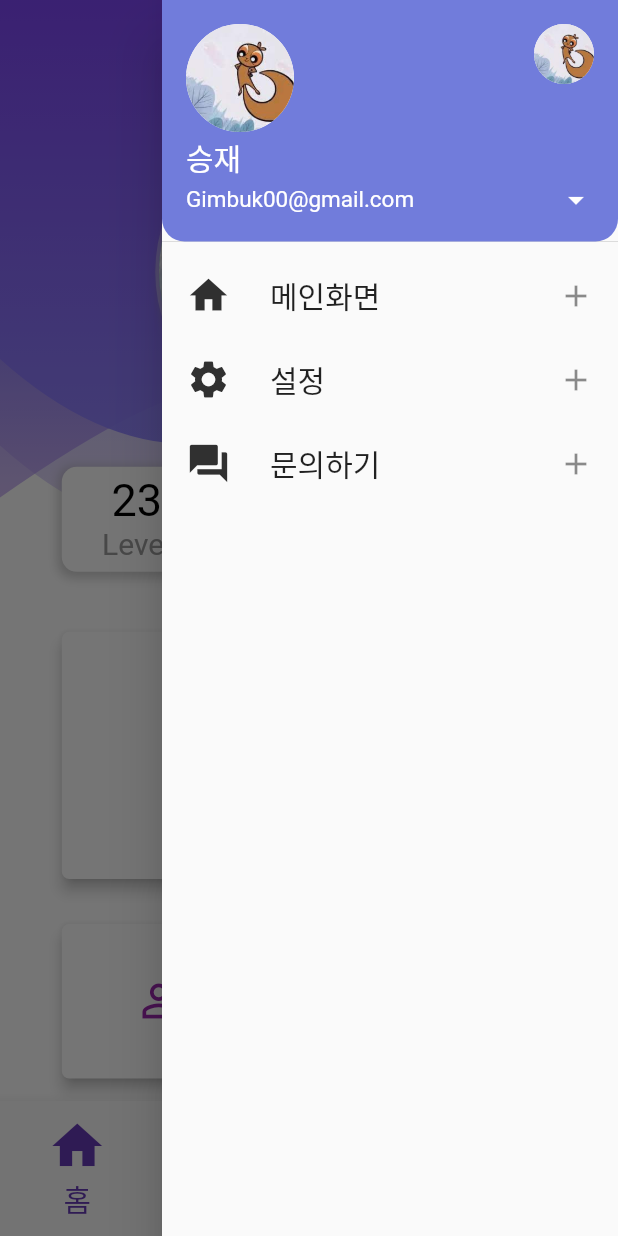
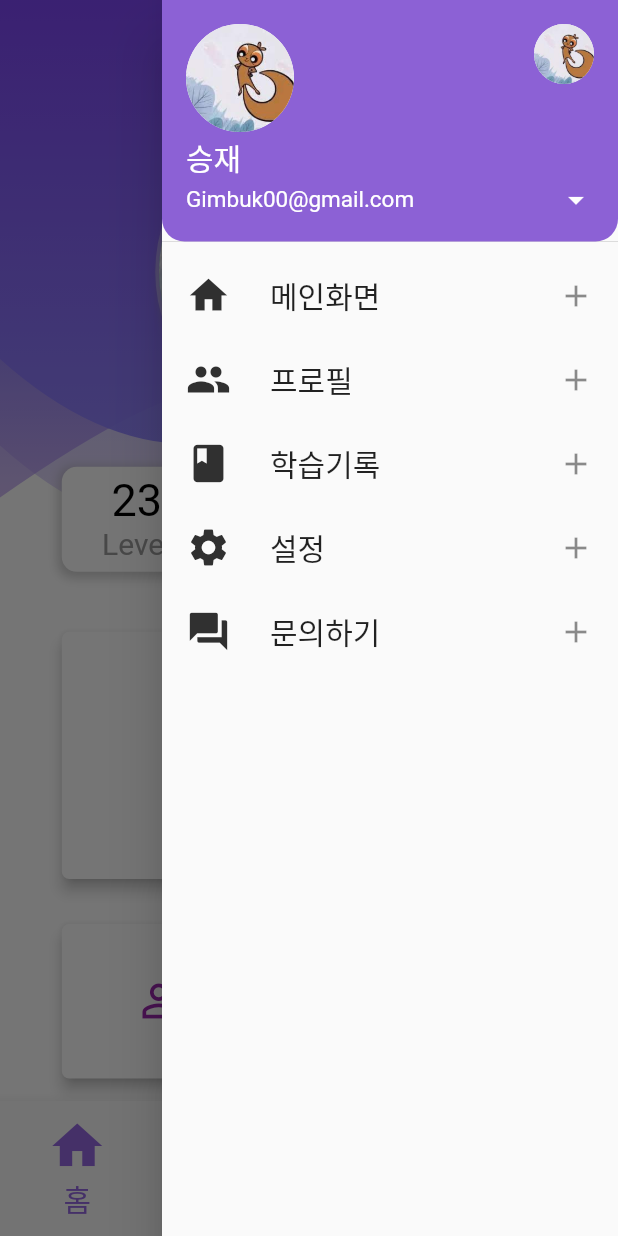
Before and after one commit to ChipMonkInTheCave/studycat, a Flutter app: the screen it shows after launch, with the side drawer open, on a phone screen of 412 x 824 dp. Run offline on Flutter 3.47's test engine with Material 2 defaults, Android fonts, the light colour scheme and no system bars; our stand-ins replace animate_do, auto_size_text, cloud_firestore, firebase_auth, firebase_core, fl_chart and 3 more; missing offline and left inert: dart:ffi, transition; accounts and stored records are empty.

Commit message:
seungjae3

```diff
--- a/lib/screens/home_screen.dart
+++ b/lib/screens/home_screen.dart
@@ -1,7 +1,7 @@
 import 'package:flutter/material.dart';
-import 'package:provider/provider.dart';
-import 'package:studycat/provider/provider.dart';
 import 'package:studycat/screens/graph/graph_screen.dart';
+import 'package:studycat/screens/score/test_score_screen.dart';
+import 'package:studycat/user/profile_screen.dart';
 import 'question/select_question_screen.dart';
 import 'package:table_calendar/table_calendar.dart';
 import 'package:studycat/widgets/background_widget.dart';
@@ -67,9 +67,9 @@ class _HomeState extends State<HomeScreen> {
               onDetailsPressed: () {
                 // 계정변경버튼
               },
-              decoration: BoxDecoration(
-                  color: context.watch<ThemeColor>().background,
-                  borderRadius: const BorderRadius.only(
+              decoration: const BoxDecoration(
+                  color: Color.fromARGB(255, 140, 97, 213),
+                  borderRadius: BorderRadius.only(
                       bottomLeft: Radius.circular(15.0),
                       bottomRight: Radius.circular(15.0))),
             ),
@@ -86,7 +86,52 @@ class _HomeState extends State<HomeScreen> {
                 ),
               ),
               onTap: () {
+                Navigator.push(
+                  context,
+                  MaterialPageRoute(
+                    builder: (context) => const HomeScreen(),
+                  ),
+                );
                 // Home
+              },
+              trailing: const Icon(Icons.add),
+            ),
+            ListTile(
+              leading: Icon(
+                Icons.people,
+                size: 30,
+                color: Colors.grey[850],
+              ),
+              title: const Text(
+                '프로필',
+                style: TextStyle(
+                  fontSize: 20,
+                ),
+              ),
+              onTap: () {
+                // Q&A창으로
+              },
+              trailing: const Icon(Icons.add),
+            ),
+            ListTile(
+              leading: Icon(
+                Icons.book,
+                size: 30,
+                color: Colors.grey[850],
+              ),
+              title: const Text(
+                '학습기록',
+                style: TextStyle(
+                  fontSize: 20,
+                ),
+              ),
+              onTap: () {
+                Navigator.push(
+                  context,
+                  MaterialPageRoute(
+                    builder: (context) => const TestScore(),
+                  ),
+                );
               },
               trailing: const Icon(Icons.add),
             ),
@@ -103,6 +148,12 @@ class _HomeState extends State<HomeScreen> {
                 ),
               ),
               onTap: () {
+                Navigator.push(
+                  context,
+                  MaterialPageRoute(
+                    builder: (context) => const ProfileScreen(),
+                  ),
+                );
                 // 설정창으로
               },
               trailing: const Icon(Icons.add),
@@ -133,7 +184,7 @@ class _HomeState extends State<HomeScreen> {
         currentIndex: _currentSelected,
         showUnselectedLabels: true,
         unselectedItemColor: Colors.grey[800],
-        selectedItemColor: const Color.fromARGB(255, 103, 58, 183),
+        selectedItemColor: const Color.fromARGB(255, 150, 105, 227),
         iconSize: 40,
         selectedFontSize: 20,
         unselectedFontSize: 15,
--- a/lib/user/profile_screen.dart
+++ b/lib/user/profile_screen.dart
@@ -3,6 +3,8 @@ import 'package:flutter/services.dart';
 import 'package:provider/provider.dart';
 import 'package:studycat/provider/provider.dart';
 import 'package:studycat/user/profile_setting.dart';
+
+import '../widgets/background_widget.dart';
 
 class ProfileScreen extends StatelessWidget {
   const ProfileScreen({super.key});
@@ -19,6 +21,7 @@ class ProfileScreen extends StatelessWidget {
       ),
       body: Stack(
         children: [
+          const BackgroundWidget(num: 0.35),
           Container(
             padding: EdgeInsets.fromLTRB(
               width * 0.1,
@@ -59,7 +62,8 @@ class ProfileScreen extends StatelessWidget {
                     },
                     style: ElevatedButton.styleFrom(
                         elevation: 4,
-                        backgroundColor: color.box,
+                        backgroundColor:
+                            const Color.fromARGB(255, 140, 97, 213),
                         fixedSize: Size(width * 0.32, height * 0.01),
                         shape: RoundedRectangleBorder(
                           borderRadius: BorderRadius.circular(5),
--- a/lib/user/profile_setting.dart
+++ b/lib/user/profile_setting.dart
@@ -2,6 +2,7 @@ import 'package:flutter/material.dart';
 import 'package:flutter/services.dart';
 import 'package:provider/provider.dart';
 import 'package:studycat/provider/provider.dart';
+import 'package:studycat/widgets/background_widget.dart';
 
 class Profileset extends StatelessWidget {
   const Profileset({super.key});
@@ -27,11 +28,11 @@ class Profileset extends StatelessWidget {
               width * 0.1,
               height * 0.1,
             ),
-            child: Center(
+            child: const Center(
               child: Column(
                 children: [
                   Row(
-                    children: const [],
+                    children: [],
                   ),
                 ],
               ),
```
